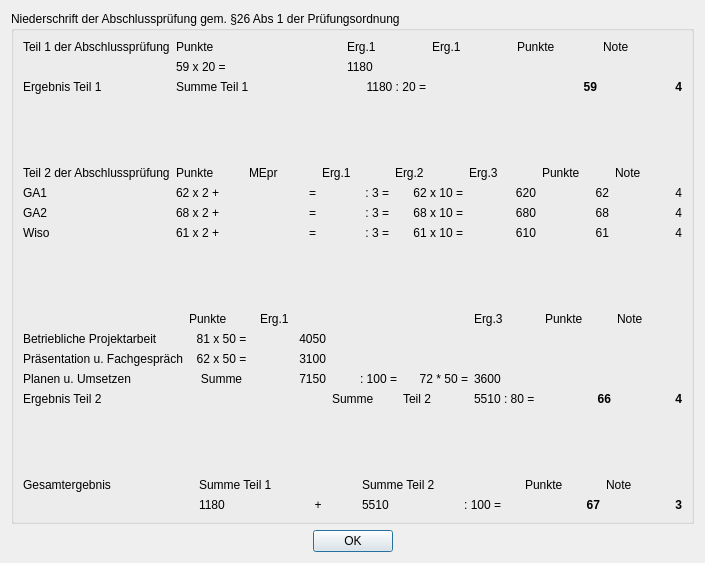
First picture: the form in ihk.ui, repository effzett/pihk, before the edit.
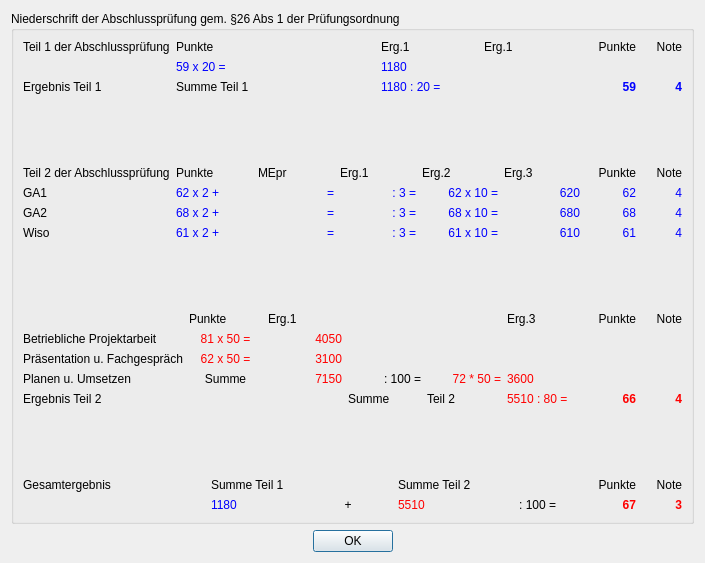
Second picture: the form after the edit.

What changed in the file:
```diff
--- a/ihk.ui
+++ b/ihk.ui
@@ -29,6 +29,9 @@
             <bold>true</bold>
            </font>
           </property>
+          <property name="styleSheet">
+           <string notr="true">QLabel { color : blue; }</string>
+          </property>
           <property name="text">
            <string>59</string>
           </property>
@@ -39,6 +42,9 @@
         </item>
         <item row="2" column="3">
          <widget class="QLabel" name="label_16">
+          <property name="styleSheet">
+           <string notr="true">QLabel { color : blue; }</string>
+          </property>
           <property name="text">
            <string>1180</string>
           </property>
@@ -65,6 +71,9 @@
             <bold>true</bold>
            </font>
           </property>
+          <property name="styleSheet">
+           <string notr="true">QLabel { color : blue; }</string>
+          </property>
           <property name="text">
            <string>4</string>
           </property>
@@ -75,16 +84,58 @@
         </item>
         <item row="1" column="6">
          <widget class="QLabel" name="label_15">
+          <property name="sizePolicy">
+           <sizepolicy hsizetype="Preferred" vsizetype="Preferred">
+            <horstretch>0</horstretch>
+            <verstretch>0</verstretch>
+           </sizepolicy>
+          </property>
+          <property name="minimumSize">
+           <size>
+            <width>40</width>
+            <height>0</height>
+           </size>
+          </property>
+          <property name="maximumSize">
+           <size>
+            <width>40</width>
+            <height>16777215</height>
+           </size>
+          </property>
           <property name="text">
            <string>Note</string>
           </property>
+          <property name="alignment">
+           <set>Qt::AlignRight|Qt::AlignTrailing|Qt::AlignVCenter</set>
+          </property>
          </widget>
         </item>
         <item row="1" column="5">
          <widget class="QLabel" name="label_14">
+          <property name="sizePolicy">
+           <sizepolicy hsizetype="Preferred" vsizetype="Preferred">
+            <horstretch>0</horstretch>
+            <verstretch>0</verstretch>
+           </sizepolicy>
+          </property>
+          <property name="minimumSize">
+           <size>
+            <width>50</width>
+            <height>0</height>
+           </size>
+          </property>
+          <property name="maximumSize">
+           <size>
+            <width>50</width>
+            <height>16777215</height>
+           </size>
+          </property>
           <property name="text">
            <string>Punkte</string>
           </property>
+          <property name="alignment">
+           <set>Qt::AlignRight|Qt::AlignTrailing|Qt::AlignVCenter</set>
+          </property>
          </widget>
         </item>
         <item row="3" column="1">
@@ -103,6 +154,9 @@
         </item>
         <item row="2" column="1">
          <widget class="QLabel" name="label_17">
+          <property name="styleSheet">
+           <string notr="true">QLabel { color : blue; }</string>
+          </property>
           <property name="text">
            <string>59 x 20 =</string>
           </property>
@@ -110,11 +164,14 @@
         </item>
         <item row="3" column="3">
          <widget class="QLabel" name="label_19">
+          <property name="styleSheet">
+           <string notr="true">QLabel { color : blue; }</string>
+          </property>
           <property name="text">
            <string>1180 : 20 =</string>
           </property>
           <property name="alignment">
-           <set>Qt::AlignRight|Qt::AlignTrailing|Qt::AlignVCenter</set>
+           <set>Qt::AlignLeading|Qt::AlignLeft|Qt::AlignVCenter</set>
           </property>
          </widget>
         </item>
@@ -163,9 +220,24 @@
        <layout class="QGridLayout" name="gridLayout_2">
         <item row="1" column="6">
          <widget class="QLabel" name="label_25">
+          <property name="minimumSize">
+           <size>
+            <width>50</width>
+            <height>0</height>
+           </size>
+          </property>
+          <property name="maximumSize">
+           <size>
+            <width>50</width>
+            <height>16777215</height>
+           </size>
+          </property>
           <property name="text">
            <string>Punkte</string>
           </property>
+          <property name="alignment">
+           <set>Qt::AlignRight|Qt::AlignTrailing|Qt::AlignVCenter</set>
+          </property>
          </widget>
         </item>
         <item row="1" column="0">
@@ -182,6 +254,9 @@
         </item>
         <item row="2" column="1">
          <widget class="QLabel" name="label_26">
+          <property name="styleSheet">
+           <string notr="true">QLabel { color : blue; }</string>
+          </property>
           <property name="text">
            <string>62 x 2 +</string>
           </property>
@@ -189,6 +264,9 @@
         </item>
         <item row="3" column="6">
          <widget class="QLabel" name="label_31">
+          <property name="styleSheet">
+           <string notr="true">QLabel { color : blue; }</string>
+          </property>
           <property name="text">
            <string>68</string>
           </property>
@@ -199,6 +277,9 @@
         </item>
         <item row="2" column="2">
          <widget class="QLabel" name="label_35">
+          <property name="styleSheet">
+           <string notr="true">QLabel { color : blue; }</string>
+          </property>
           <property name="text">
            <string>=</string>
           </property>
@@ -216,6 +297,9 @@
         </item>
         <item row="3" column="7">
          <widget class="QLabel" name="label_32">
+          <property name="styleSheet">
+           <string notr="true">QLabel { color : blue; }</string>
+          </property>
           <property name="text">
            <string>4</string>
           </property>
@@ -226,6 +310,9 @@
         </item>
         <item row="2" column="3">
          <widget class="QLabel" name="label_21">
+          <property name="styleSheet">
+           <string notr="true">QLabel { color : blue; }</string>
+          </property>
           <property name="text">
            <string> : 3 =</string>
           </property>
@@ -236,9 +323,24 @@
         </item>
         <item row="1" column="7">
          <widget class="QLabel" name="label_24">
+          <property name="minimumSize">
+           <size>
+            <width>40</width>
+            <height>0</height>
+           </size>
+          </property>
+          <property name="maximumSize">
+           <size>
+            <width>40</width>
+            <height>16777215</height>
+           </size>
+          </property>
           <property name="text">
            <string>Note</string>
           </property>
+          <property name="alignment">
+           <set>Qt::AlignRight|Qt::AlignTrailing|Qt::AlignVCenter</set>
+          </property>
          </widget>
         </item>
         <item row="3" column="0">
@@ -292,6 +394,9 @@
         </item>
         <item row="3" column="1">
          <widget class="QLabel" name="label_29">
+          <property name="styleSheet">
+           <string notr="true">QLabel { color : blue; }</string>
+          </property>
           <property name="text">
            <string>68 x 2 +</string>
           </property>
@@ -299,6 +404,9 @@
         </item>
         <item row="4" column="1">
          <widget class="QLabel" name="label_38">
+          <property name="styleSheet">
+           <string notr="true">QLabel { color : blue; }</string>
+          </property>
           <property name="text">
            <string>61 x 2 +</string>
           </property>
@@ -306,6 +414,9 @@
         </item>
         <item row="3" column="3">
          <widget class="QLabel" name="label_30">
+          <property name="styleSheet">
+           <string notr="true">QLabel { color : blue; }</string>
+          </property>
           <property name="text">
            <string> : 3 =</string>
           </property>
@@ -316,6 +427,9 @@
         </item>
         <item row="4" column="3">
          <widget class="QLabel" name="label_39">
+          <property name="styleSheet">
+           <string notr="true">QLabel { color : blue; }</string>
+          </property>
           <property name="text">
            <string> : 3 =</string>
           </property>
@@ -326,6 +440,9 @@
         </item>
         <item row="3" column="2">
          <widget class="QLabel" name="label_40">
+          <property name="styleSheet">
+           <string notr="true">QLabel { color : blue; }</string>
+          </property>
           <property name="text">
            <string>=</string>
           </property>
@@ -336,6 +453,9 @@
         </item>
         <item row="4" column="2">
          <widget class="QLabel" name="label_41">
+          <property name="styleSheet">
+           <string notr="true">QLabel { color : blue; }</string>
+          </property>
           <property name="text">
            <string>=</string>
           </property>
@@ -346,6 +466,9 @@
         </item>
         <item row="2" column="4">
          <widget class="QLabel" name="label_42">
+          <property name="styleSheet">
+           <string notr="true">QLabel { color : blue; }</string>
+          </property>
           <property name="text">
            <string> 62 x 10 =</string>
           </property>
@@ -356,6 +479,9 @@
         </item>
         <item row="3" column="4">
          <widget class="QLabel" name="label_43">
+          <property name="styleSheet">
+           <string notr="true">QLabel { color : blue; }</string>
+          </property>
           <property name="text">
            <string>68 x 10 =</string>
           </property>
@@ -366,6 +492,9 @@
         </item>
         <item row="4" column="4">
          <widget class="QLabel" name="label_44">
+          <property name="styleSheet">
+           <string notr="true">QLabel { color : blue; }</string>
+          </property>
           <property name="text">
            <string>61 x 10 =</string>
           </property>
@@ -376,6 +505,9 @@
         </item>
         <item row="2" column="5">
          <widget class="QLabel" name="label_45">
+          <property name="styleSheet">
+           <string notr="true">QLabel { color : blue; }</string>
+          </property>
           <property name="text">
            <string>620</string>
           </property>
@@ -386,6 +518,9 @@
         </item>
         <item row="3" column="5">
          <widget class="QLabel" name="label_46">
+          <property name="styleSheet">
+           <string notr="true">QLabel { color : blue; }</string>
+          </property>
           <property name="text">
            <string>680</string>
           </property>
@@ -396,6 +531,9 @@
         </item>
         <item row="4" column="5">
          <widget class="QLabel" name="label_47">
+          <property name="styleSheet">
+           <string notr="true">QLabel { color : blue; }</string>
+          </property>
           <property name="text">
            <string>610</string>
           </property>
@@ -406,6 +544,9 @@
         </item>
         <item row="2" column="6">
          <widget class="QLabel" name="label_48">
+          <property name="styleSheet">
+           <string notr="true">QLabel { color : blue; }</string>
+          </property>
           <property name="text">
            <string>62</string>
           </property>
@@ -416,6 +557,9 @@
         </item>
         <item row="4" column="6">
          <widget class="QLabel" name="label_49">
+          <property name="styleSheet">
+           <string notr="true">QLabel { color : blue; }</string>
+          </property>
           <property name="text">
            <string>61</string>
           </property>
@@ -426,6 +570,9 @@
         </item>
         <item row="2" column="7">
          <widget class="QLabel" name="label_50">
+          <property name="styleSheet">
+           <string notr="true">QLabel { color : blue; }</string>
+          </property>
           <property name="text">
            <string>4</string>
           </property>
@@ -436,6 +583,9 @@
         </item>
         <item row="4" column="7">
          <widget class="QLabel" name="label_51">
+          <property name="styleSheet">
+           <string notr="true">QLabel { color : blue; }</string>
+          </property>
           <property name="text">
            <string>4</string>
           </property>
@@ -463,6 +613,9 @@
        <layout class="QGridLayout" name="gridLayout_3">
         <item row="4" column="5">
          <widget class="QLabel" name="label_8">
+          <property name="styleSheet">
+           <string notr="true">QLabel { color : red; }</string>
+          </property>
           <property name="text">
            <string>3600</string>
           </property>
@@ -470,6 +623,9 @@
         </item>
         <item row="2" column="2">
          <widget class="QLabel" name="label_59">
+          <property name="styleSheet">
+           <string notr="true">QLabel { color : red; }</string>
+          </property>
           <property name="text">
            <string>4050</string>
           </property>
@@ -490,9 +646,24 @@
         </item>
         <item row="1" column="6">
          <widget class="QLabel" name="label_52">
+          <property name="minimumSize">
+           <size>
+            <width>50</width>
+            <height>0</height>
+           </size>
+          </property>
+          <property name="maximumSize">
+           <size>
+            <width>50</width>
+            <height>16777215</height>
+           </size>
+          </property>
           <property name="text">
            <string>Punkte</string>
           </property>
+          <property name="alignment">
+           <set>Qt::AlignRight|Qt::AlignTrailing|Qt::AlignVCenter</set>
+          </property>
          </widget>
         </item>
         <item row="5" column="3">
@@ -521,6 +692,9 @@
         </item>
         <item row="4" column="4">
          <widget class="QLabel" name="label_78">
+          <property name="styleSheet">
+           <string notr="true">QLabel { color : red; }</string>
+          </property>
           <property name="text">
            <string>72 * 50 =</string>
           </property>
@@ -531,6 +705,9 @@
         </item>
         <item row="3" column="2">
          <widget class="QLabel" name="label_69">
+          <property name="styleSheet">
+           <string notr="true">QLabel { color : red; }</string>
+          </property>
           <property name="text">
            <string>3100</string>
           </property>
@@ -548,6 +725,9 @@
         </item>
         <item row="2" column="1">
          <widget class="QLabel" name="label_54">
+          <property name="styleSheet">
+           <string notr="true">QLabel { color : red; }</string>
+          </property>
           <property name="text">
            <string>81 x 50 =</string>
           </property>
@@ -628,6 +808,9 @@
         </item>
         <item row="4" column="2">
          <widget class="QLabel" name="label_70">
+          <property name="styleSheet">
+           <string notr="true">QLabel { color : red; }</string>
+          </property>
           <property name="text">
            <string>7150</string>
           </property>
@@ -653,6 +836,9 @@
             <bold>true</bold>
            </font>
           </property>
+          <property name="styleSheet">
+           <string notr="true">QLabel { color : red; }</string>
+          </property>
           <property name="text">
            <string>4</string>
           </property>
@@ -673,9 +859,24 @@
         </item>
         <item row="1" column="7">
          <widget class="QLabel" name="label_60">
+          <property name="minimumSize">
+           <size>
+            <width>40</width>
+            <height>0</height>
+           </size>
+          </property>
+          <property name="maximumSize">
+           <size>
+            <width>40</width>
+            <height>16777215</height>
+           </size>
+          </property>
           <property name="text">
            <string>Note</string>
           </property>
+          <property name="alignment">
+           <set>Qt::AlignRight|Qt::AlignTrailing|Qt::AlignVCenter</set>
+          </property>
          </widget>
         </item>
         <item row="4" column="6">
@@ -721,6 +922,9 @@
         </item>
         <item row="3" column="1">
          <widget class="QLabel" name="label_67">
+          <property name="styleSheet">
+           <string notr="true">QLabel { color : red; }</string>
+          </property>
           <property name="text">
            <string>62 x 50 =</string>
           </property>
@@ -761,6 +965,9 @@
         </item>
         <item row="5" column="5">
          <widget class="QLabel" name="label_9">
+          <property name="styleSheet">
+           <string notr="true">QLabel { color : red; }</string>
+          </property>
           <property name="text">
            <string>5510 : 80 =</string>
           </property>
@@ -773,6 +980,9 @@
             <bold>true</bold>
            </font>
           </property>
+          <property name="styleSheet">
+           <string notr="true">QLabel { color : red; }</string>
+          </property>
           <property name="text">
            <string>66</string>
           </property>
@@ -810,6 +1020,9 @@
         </item>
         <item row="5" column="4">
          <widget class="QLabel" name="label_118">
+          <property name="styleSheet">
+           <string notr="true">QLabel { color : red; }</string>
+          </property>
           <property name="text">
            <string>5510</string>
           </property>
@@ -817,9 +1030,24 @@
         </item>
         <item row="1" column="6">
          <widget class="QLabel" name="label_123">
+          <property name="minimumSize">
+           <size>
+            <width>50</width>
+            <height>0</height>
+           </size>
+          </property>
+          <property name="maximumSize">
+           <size>
+            <width>50</width>
+            <height>16777215</height>
+           </size>
+          </property>
           <property name="text">
            <string>Punkte</string>
           </property>
+          <property name="alignment">
+           <set>Qt::AlignRight|Qt::AlignTrailing|Qt::AlignVCenter</set>
+          </property>
          </widget>
         </item>
         <item row="1" column="0">
@@ -858,6 +1086,9 @@
             <bold>true</bold>
            </font>
           </property>
+          <property name="styleSheet">
+           <string notr="true">QLabel { color : red; }</string>
+          </property>
           <property name="text">
            <string>67</string>
           </property>
@@ -873,6 +1104,9 @@
             <bold>true</bold>
            </font>
           </property>
+          <property name="styleSheet">
+           <string notr="true">QLabel { color : red; }</string>
+          </property>
           <property name="text">
            <string>3</string>
           </property>
@@ -897,13 +1131,31 @@
         </item>
         <item row="1" column="7">
          <widget class="QLabel" name="label_122">
+          <property name="minimumSize">
+           <size>
+            <width>40</width>
+            <height>0</height>
+           </size>
+          </property>
+          <property name="maximumSize">
+           <size>
+            <width>40</width>
+            <height>16777215</height>
+           </size>
+          </property>
           <property name="text">
            <string>Note</string>
           </property>
+          <property name="alignment">
+           <set>Qt::AlignRight|Qt::AlignTrailing|Qt::AlignVCenter</set>
+          </property>
          </widget>
         </item>
         <item row="5" column="2">
          <widget class="QLabel" name="label_120">
+          <property name="styleSheet">
+           <string notr="true">QLabel { color : blue; }</string>
+          </property>
           <property name="text">
            <string>1180</string>
           </property>
```
